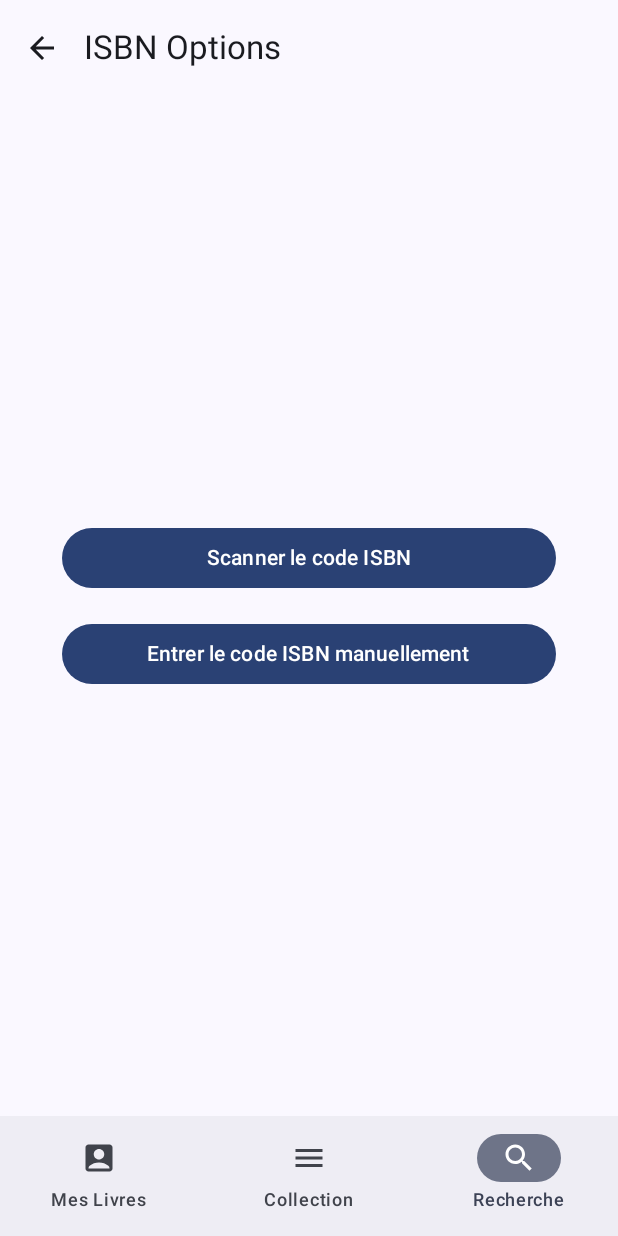
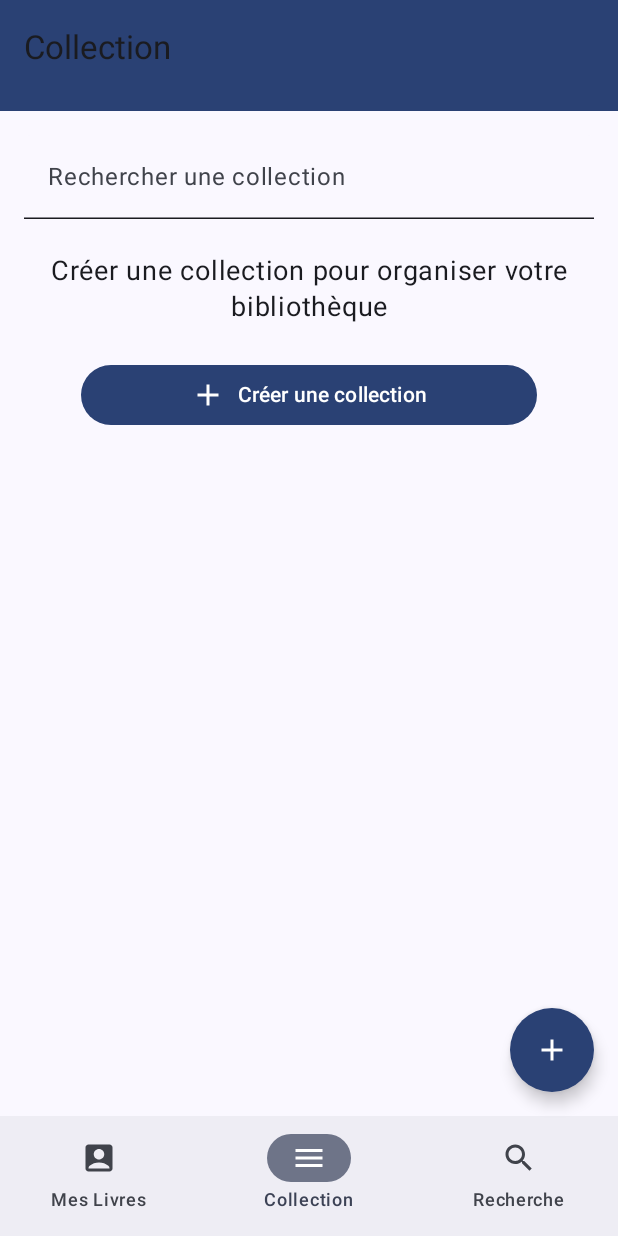
Before and after one commit to marwenlb/My_book, an Android app built with Jetpack Compose: the HomeScreen screen opened through its navigation route, item 2 of the bottom bar chosen, on a phone screen of 412 x 824 dp. Run offline under Robolectric (Android 15) with nearby library versions, the phone set to English and light mode, and no system bars.

Commit message:
bar code and isbn manuelle

```diff
--- a/app/build.gradle.kts
+++ b/app/build.gradle.kts
@@ -51,7 +51,11 @@ dependencies {
     implementation(libs.androidx.material3)
     implementation(libs.androidx.navigation.runtime.android)
     implementation(libs.androidx.navigation.compose)
+    implementation(libs.androidx.camera.core)
+    implementation(libs.androidx.camera.view)
+    implementation(libs.androidx.camera.lifecycle)
     testImplementation(libs.junit)
+    implementation(libs.androidx.camera.camera2)
     androidTestImplementation(libs.androidx.junit)
     androidTestImplementation(libs.androidx.espresso.core)
     androidTestImplementation(platform(libs.androidx.compose.bom))
--- a/app/src/main/java/com/book/mybook/NavGraph.kt
+++ b/app/src/main/java/com/book/mybook/NavGraph.kt
@@ -6,6 +6,9 @@ import androidx.compose.ui.Modifier
 import androidx.navigation.NavHostController
 import androidx.navigation.compose.NavHost
 import androidx.navigation.compose.composable
+import com.book.mybook.screen.BarCodeSearchScreen
+import com.book.mybook.screen.BarcodeScannerScreen
+import com.book.mybook.screen.CollectionScreen
 import com.book.mybook.screen.HomeScreen
 import com.book.mybook.screen.LoginScreen
 import com.book.mybook.screen.MesLivresScreen
@@ -24,7 +27,9 @@ fun AuthNavGraph(navController: NavHostController, modifier: Modifier = Modifier
         composable("signup") { SignupScreen(navController) }
         composable("home") { HomeScreen(navController) }
         composable("mes_livres") { MesLivresScreen(navController) }
-        composable("collection") { MesLivresScreen(navController) }
+        composable("collection") { CollectionScreen(navController) }
         composable("recherche") { SearchScreen(navController) }
+        composable("barcode_scanner") { BarcodeScannerScreen(navController) }
+        composable("barcode_search") { BarCodeSearchScreen(navController) }
         }
 }
--- a/app/src/main/java/com/book/mybook/components/BottomNavigationBar.kt
+++ b/app/src/main/java/com/book/mybook/components/BottomNavigationBar.kt
@@ -42,6 +42,7 @@ fun BottomNavigationBar(
 ) {
     NavigationBar {
         val currentRoute = navController.currentBackStackEntryAsState().value?.destination?.route
+
         items.forEach { item ->
             NavigationBarItem(
                 selected = currentRoute == item.route,
@@ -50,5 +51,6 @@ fun BottomNavigationBar(
                 label = { Text(item.label) }
             )
         }
+
     }
 }
--- /dev/null
+++ b/app/src/main/java/com/book/mybook/screen/CollectionScreen.kt
@@ -0,0 +1,124 @@
+package com.book.mybook.screen
+
+import androidx.compose.foundation.layout.Arrangement
+import androidx.compose.foundation.layout.Column
+import androidx.compose.foundation.layout.Row
+import androidx.compose.foundation.layout.fillMaxHeight
+import androidx.compose.foundation.layout.fillMaxSize
+import androidx.compose.foundation.layout.fillMaxWidth
+import androidx.compose.foundation.layout.padding
+import androidx.compose.foundation.shape.CircleShape
+import androidx.compose.material.icons.Icons
+import androidx.compose.material.icons.filled.Add
+import androidx.compose.material3.Button
+import androidx.compose.material3.ExperimentalMaterial3Api
+import androidx.compose.material3.FloatingActionButton
+import androidx.compose.material3.Icon
+import androidx.compose.material3.MaterialTheme
+import androidx.compose.material3.Scaffold
+import androidx.compose.material3.Text
+import androidx.compose.material3.TextField
+import androidx.compose.material3.TextFieldDefaults
+import androidx.compose.material3.TopAppBar
+import androidx.compose.material3.TopAppBarDefaults
+import androidx.compose.runtime.Composable
+import androidx.compose.runtime.mutableStateOf
+import androidx.compose.runtime.remember
+import androidx.compose.ui.Alignment
+import androidx.compose.ui.Modifier
+import androidx.compose.ui.graphics.Color
+import androidx.compose.ui.text.input.TextFieldValue
+import androidx.compose.ui.unit.dp
+import androidx.compose.ui.unit.sp
+import androidx.navigation.NavController
+import com.book.mybook.components.BottomNavItem
+import com.book.mybook.components.BottomNavigationBar
+
+@OptIn(ExperimentalMaterial3Api::class)
+@Composable
+fun CollectionScreen(navController: NavController) {
+    val bottomNavItems = listOf(
+        BottomNavItem.MesLivres,
+        BottomNavItem.Collection,
+        BottomNavItem.Recherche
+    )
+
+    // State to manage the search input
+    val searchQuery = remember { mutableStateOf(TextFieldValue("")) }
+
+    Scaffold(
+        topBar = {
+            TopAppBar(
+                title = { Text("Collection") } ,
+                colors = TopAppBarDefaults.smallTopAppBarColors(containerColor = MaterialTheme.colorScheme.primary),
+                modifier = Modifier.fillMaxHeight(0.09f)
+
+
+            )
+        },
+        floatingActionButton = {
+            FloatingActionButton(
+                onClick = { /* Action to create a new collection */ },
+                shape = CircleShape,
+                containerColor = MaterialTheme.colorScheme.primary,
+                contentColor = Color.White
+            ) {
+                Icon(imageVector = Icons.Default.Add, contentDescription = "Add Collection")
+            }
+        },
+        bottomBar = {
+            BottomNavigationBar(navController = navController, items = bottomNavItems)
+        }
+    ) { innerPadding ->
+        Column(
+            modifier = Modifier
+                .fillMaxSize()
+                .padding(innerPadding)
+                .padding(horizontal = 16.dp),
+            verticalArrangement = Arrangement.Top,
+            horizontalAlignment = Alignment.CenterHorizontally
+        ) {
+            // Search Input
+            Row(
+                modifier = Modifier
+                    .fillMaxWidth()
+                    .padding(top = 16.dp, bottom = 24.dp),
+                verticalAlignment = Alignment.CenterVertically
+            ) {
+                TextField(
+                    value = searchQuery.value,
+                    onValueChange = { searchQuery.value = it },
+                    modifier = Modifier.weight(1f),
+                    placeholder = { Text("Rechercher une collection") },
+                    colors = TextFieldDefaults.textFieldColors(
+                        containerColor = MaterialTheme.colorScheme.surface,
+                        focusedIndicatorColor = MaterialTheme.colorScheme.primary,
+                        unfocusedIndicatorColor = MaterialTheme.colorScheme.onSurface
+                    )
+                )
+            }
+
+            // Text: Créer une collection
+            Text(
+                text = "Créer une collection pour organiser votre bibliothèque",
+                style = MaterialTheme.typography.bodyLarge,
+                fontSize = 18.sp,
+                modifier = Modifier.padding(bottom = 24.dp),
+                textAlign = androidx.compose.ui.text.style.TextAlign.Center
+            )
+
+            // Button: Créer une collection
+            Button(
+                onClick = { /* Action to create a new collection */ },
+                modifier = Modifier.fillMaxWidth(0.8f)
+            ) {
+                Icon(
+                    imageVector = Icons.Default.Add,
+                    contentDescription = "Add",
+                    modifier = Modifier.padding(end = 8.dp)
+                )
+                Text("Créer une collection")
+            }
+        }
+    }
+}
--- a/app/src/main/java/com/book/mybook/screen/HomeScreen.kt
+++ b/app/src/main/java/com/book/mybook/screen/HomeScreen.kt
@@ -18,9 +18,9 @@ import com.book.mybook.components.BottomNavigationBar
 fun HomeScreen(navController: NavController) {
     val items = listOf(
         BottomNavItem.MesLivres,
-        BottomNavItem.Recherche,
-        BottomNavItem.Collection
-    )
+        BottomNavItem.Collection,
+        BottomNavItem.Recherche
+        )
 
     Scaffold(
         topBar = { TopAppBar(title = { Text("Mes Livres") }) },
--- a/app/src/main/java/com/book/mybook/screen/SearchScreen.kt
+++ b/app/src/main/java/com/book/mybook/screen/SearchScreen.kt
@@ -1,18 +1,21 @@
 package com.book.mybook.screen
 import androidx.compose.foundation.layout.Arrangement
 import androidx.compose.foundation.layout.Column
+import androidx.compose.foundation.layout.fillMaxHeight
 import androidx.compose.foundation.layout.fillMaxSize
 import androidx.compose.foundation.layout.fillMaxWidth
 import androidx.compose.foundation.layout.padding
 import androidx.compose.material.icons.Icons
-import androidx.compose.material.icons.filled.ArrowBack
+import androidx.compose.material.icons.automirrored.filled.ArrowBack
 import androidx.compose.material3.Button
 import androidx.compose.material3.ExperimentalMaterial3Api
 import androidx.compose.material3.Icon
 import androidx.compose.material3.IconButton
+import androidx.compose.material3.MaterialTheme
 import androidx.compose.material3.Scaffold
 import androidx.compose.material3.Text
 import androidx.compose.material3.TopAppBar
+import androidx.compose.material3.TopAppBarDefaults
 import androidx.compose.runtime.Composable
 import androidx.compose.ui.Alignment
 import androidx.compose.ui.Modifier
@@ -33,17 +36,23 @@ fun SearchScreen(navController: NavController) {
 
     Scaffold(
         topBar = {
+
             TopAppBar(
-                title = { Text("ISBN Options") },
+                title = { Text("Recherche par ISBN ") },
+                colors = TopAppBarDefaults.topAppBarColors(containerColor = MaterialTheme.colorScheme.primary),
+                modifier = Modifier.fillMaxHeight(0.09f),
+
                 navigationIcon = {
+
                     IconButton(onClick = { navController.popBackStack() }) {
                         Icon(
-                            imageVector = Icons.Default.ArrowBack ,
+                            imageVector = Icons.AutoMirrored.Filled.ArrowBack,
                             contentDescription = "Back"
                         )
                     }
                 }
             )
+
         },
         bottomBar = {
             BottomNavigationBar(navController = navController, items = bottomNavItems)
@@ -59,7 +68,8 @@ fun SearchScreen(navController: NavController) {
             // First Button: Scanner le code ISBN
             Button(
                 onClick = {
-                    // Action pour scanner le code ISBN
+                    navController.navigate("barcode_scanner")
+
                 },
                 modifier = Modifier
                     .fillMaxWidth(0.8f)
@@ -71,7 +81,8 @@ fun SearchScreen(navController: NavController) {
             // Second Button: Entrer le code ISBN manuellement
             Button(
                 onClick = {
-                    // Action pour entrer le code ISBN manuellement
+                    navController.navigate("barcode_search")
+                        // Action pour entrer le code ISBN manuellement
                 },
                 modifier = Modifier
                     .fillMaxWidth(0.8f)
```
Also changed, not shown: app/src/main/AndroidManifest.xml (+8 -0 lines), app/src/main/java/com/book/mybook/screen/BarCodeSearchScreen.kt (added, +103 -0 lines), app/src/main/java/com/book/mybook/screen/BarcodeScannerScreen.kt (added, +149 -0 lines), gradle/libs.versions.toml (+7 -0 lines).
